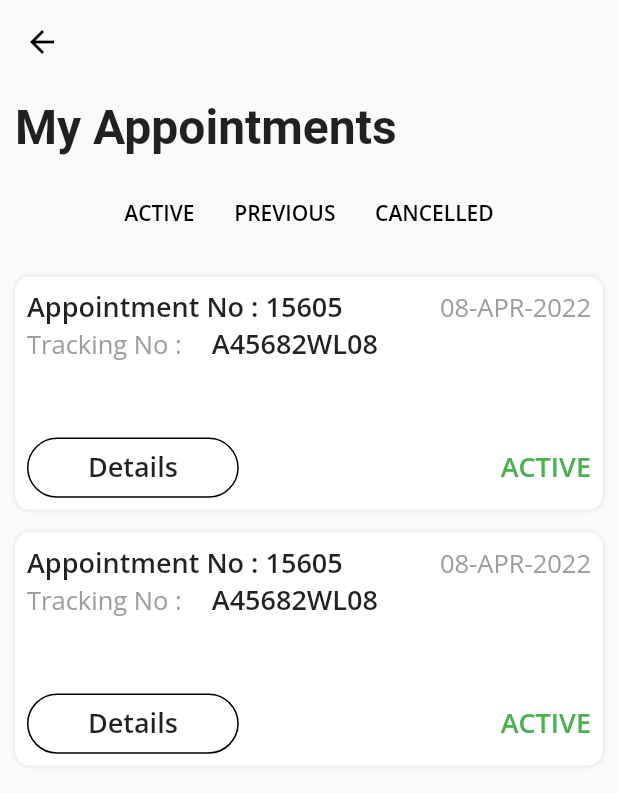
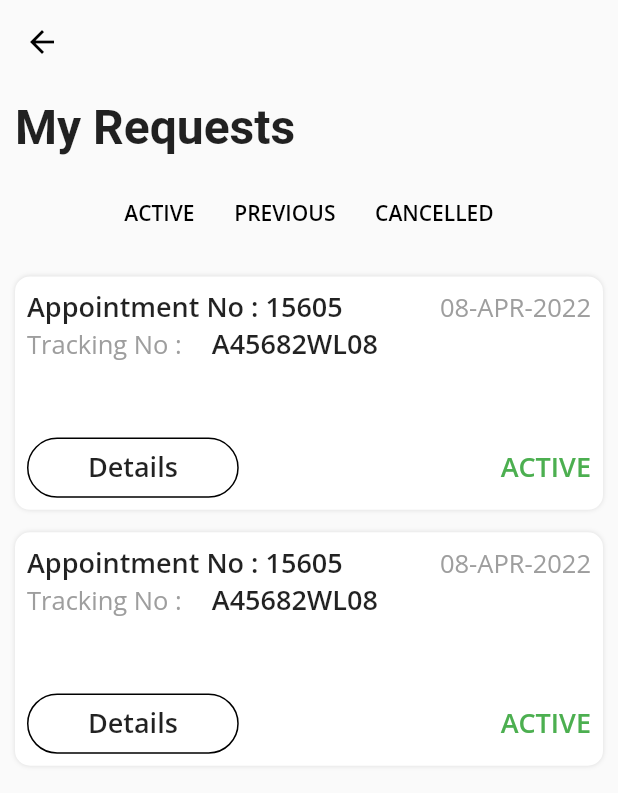
Before and after one commit to ik-brohi/HealthcareFreelancePakistan, a Flutter app: the ProfileDoctor screen opened directly, after a tap on "My Requests", on a phone screen of 412 x 824 dp. Shown: the top 793 px of the screen. Run offline on Flutter 3.47's test engine with Material 2 defaults, Android fonts, the phone set to English and light mode, and no system bars; our stand-ins replace carousel_slider, file_picker, geocoding, geolocator, google_fonts, image_picker and 2 more; accounts and stored records are empty; Roboto replaces fonts that are missing (Ubuntu).

Commit message:
uppdate files

```diff
--- /dev/null
+++ b/lib/DoctorOrderPage.dart
@@ -0,0 +1,211 @@
+import 'package:ecom/Widgets/cancelledOrder.dart';
+import 'package:ecom/Widgets/comlpetedOrders.dart';
+import 'package:ecom/Widgets/processingOrders.dart';
+import 'package:ecom/Widgets/responsive.dart';
+import 'package:flutter/material.dart';
+import 'package:google_fonts/google_fonts.dart';
+
+class DoctorOrderPage extends StatefulWidget {
+  @override
+  State<DoctorOrderPage> createState() => _DoctorOrderPageState();
+}
+
+class _DoctorOrderPageState extends State<DoctorOrderPage> {
+  Alignment alignleft = Alignment.topLeft;
+  var active = "delivered";
+  bool delivered = true;
+  bool processing = false;
+  bool cancelled = false;
+  TextStyle activeStyle = TextStyle();
+  @override
+  Widget build(BuildContext context) {
+    return Scaffold(
+      backgroundColor: Colors.grey[50],
+      appBar: AppBar(
+        iconTheme: IconThemeData(color: Colors.black),
+        backgroundColor: Colors.grey[50],
+        elevation: 0.0,
+      ),
+      body: Padding(
+        padding: const EdgeInsets.all(10.0),
+        child: Container(
+            child: Column(
+              children: [
+                Align(
+                  alignment: alignleft,
+                  child: Text(
+                    "My Requests",
+                    style: GoogleFonts.ubuntu(
+                        fontWeight: FontWeight.bold, fontSize: 32.0),
+                  ),
+                ),
+                SizedBox(
+                  height: countHeight(20, context),
+                ),
+                SingleChildScrollView(
+                  physics: ScrollPhysics(),
+                  scrollDirection: Axis.horizontal,
+                  child: Container(
+                    child: Row(
+                      children: [
+                        Align(
+                          // alignment: Alignment.topLeft,
+                          child: GestureDetector(
+                            onTap: (() {
+                              setState(() {
+                                delivered = true;
+                                processing = false;
+                                cancelled = false;
+                                active = "Active";
+                              });
+                            }),
+                            child: Container(
+                              height: countHeight(40, context),
+                              decoration: BoxDecoration(
+                                  borderRadius: BorderRadius.circular(10),
+                                  color: active == "Active"
+                                      ? Colors.black
+                                      : Colors.grey[50]),
+                              child: Padding(
+                                padding: const EdgeInsets.all(8.0),
+                                child: Text(
+                                  "Active".toUpperCase(),
+                                  style: active == "Active"
+                                      ? GoogleFonts.openSans(
+                                      color: Colors.white,
+                                      fontWeight: FontWeight.w600)
+                                      : GoogleFonts.openSans(
+                                      color: Colors.black,
+                                      fontWeight: FontWeight.w600),
+                                ),
+                              ),
+                            ),
+                          ),
+                        ),
+                        SizedBox(
+                          width: countWidth(10, context),
+                        ),
+                        Align(
+                          alignment: Alignment.topCenter,
+                          child: GestureDetector(
+                            onTap: (() {
+                              setState(() {
+                                delivered = false;
+                                processing = true;
+                                cancelled = false;
+                                active = "Previous";
+                              });
+                            }),
+                            child: Container(
+                              height: countHeight(40, context),
+                              decoration: BoxDecoration(
+                                  borderRadius: BorderRadius.circular(10),
+                                  color: active == "Previous"
+                                      ? Colors.black
+                                      : Colors.grey[50]),
+                              child: Padding(
+                                padding: const EdgeInsets.all(8.0),
+                                child: Text(
+                                  "Previous".toUpperCase(),
+                                  style: active == "Previous"
+                                      ? GoogleFonts.openSans(
+                                      color: Colors.white,
+                                      fontWeight: FontWeight.w600)
+                                      : GoogleFonts.openSans(
+                                      color: Colors.black,
+                                      fontWeight: FontWeight.w600),
+                                ),
+                              ),
+                            ),
+                          ),
+                        ),
+                        SizedBox(
+                          width: countWidth(10, context),
+                        ),
+                        Align(
+                          alignment: Alignment.topRight,
+                          child: GestureDetector(
+                            onTap: (() {
+                              setState(() {
+                                delivered = false;
+                                processing = false;
+                                cancelled = true;
+                                active = "Cancelled";
+                              });
+                            }),
+                            child: Container(
+                              height: countHeight(40, context),
+                              decoration: BoxDecoration(
+                                  borderRadius: BorderRadius.circular(10),
+                                  color: active == "Cancelled"
+                                      ? Colors.black
+                                      : Colors.grey[50]),
+                              child: Padding(
+                                padding: const EdgeInsets.all(8.0),
+                                child: Text(
+                                  "Cancelled".toUpperCase(),
+                                  style: active == "Cancelled"
+                                      ? GoogleFonts.openSans(
+                                      color: Colors.white,
+                                      fontWeight: FontWeight.w600)
+                                      : GoogleFonts.openSans(
+                                      color: Colors.black,
+                                      fontWeight: FontWeight.w600),
+                                ),
+                              ),
+                            ),
+                          ),
+                        ),
+                      ],
+                    ),
+                  ),
+                ),
+                SizedBox(
+                  height: countHeight(20, context),
+                ),
+                if (delivered)
+                  Container(
+                    child: Column(
+                      children: [
+                        completedOrders("15605", "A45682WL08", "08-APR-2022",
+                            "2650", context),
+                        SizedBox(
+                          height: countHeight(15, context),
+                        ),
+                        completedOrders("15605", "A45682WL08", "08-APR-2022",
+                            "2650", context),
+                      ],
+                    ),
+                  ),
+                if (processing)
+                  Container(
+                    child: Column(
+                      children: [
+                        processingOrders("15605", "A45682WL08", "08-APR-2022", "", "2650", context),
+                        SizedBox(
+                          height: countHeight(15, context),
+                        ),
+                        processingOrders("15605", "A45682WL08", "08-APR-2022", "", "2650", context),
+                      ],
+                    ),
+                  ),
+                if (cancelled)
+                  Container(
+                    child: Column(
+                      children: [
+                        cancelledOrders(
+                            "15605", "08-APR-2022", "2650", context),
+                        SizedBox(
+                          height: countHeight(15, context),
+                        ),
+                        cancelledOrders(
+                            "15605", "08-APR-2022", "2650", context),
+                      ],
+                    ),
+                  ),
+              ],
+            )),
+      ),
+    );
+  }
+}
--- a/lib/main.dart
+++ b/lib/main.dart
@@ -1,7 +1,7 @@
-// @dart=2.9
+// @dart=2.12
 import 'package:flutter/material.dart';
 import 'LoginPage.dart';
-import 'onboardingScreen.dart';
+
 
 void main() {
   runApp(MyApp());
--- a/lib/profile.dart
+++ b/lib/profile.dart
@@ -1,5 +1,5 @@
 import 'dart:typed_data';
-import 'dart:html';
+
 
 import 'package:ecom/AddressPage.dart';
 import 'package:ecom/PrivacySecurityPage.dart';
--- a/lib/profileDoctor.dart
+++ b/lib/profileDoctor.dart
@@ -1,5 +1,5 @@
 import 'dart:typed_data';
-import 'dart:html';
+import 'package:ecom/DoctorOrderPage.dart';
 import 'package:ecom/Widgets/responsive.dart';
 import 'package:ecom/myOrderpage.dart';
 import 'package:flutter/material.dart';
@@ -130,7 +130,7 @@ class _ProfileDoctorState extends State<ProfileDoctor> {
                 ),
                 GestureDetector(
                   onTap: () {
-                    Navigator.of(context).push(MaterialPageRoute(builder: (context) => MyOrders()));
+                    Navigator.of(context).push(MaterialPageRoute(builder: (context) => DoctorOrderPage()));
                   },
                   child: ListTile(
                     title: Text("My Requests", style: GoogleFonts.openSans(fontSize: 16.0)),
--- a/pubspec.yaml
+++ b/pubspec.yaml
@@ -33,10 +33,14 @@ dependencies:
   file_picker: ^4.0.0
   provider: ^6.0.0
   shared_preferences: ^2.0.8
+  geolocator: ^9.0.2
+  geocoding: ^2.0.0
+  google_fonts: 4.0.4
+
+
   # The following adds the Cupertino Icons font to your application.
   # Use with the CupertinoIcons class for iOS style icons.
   cupertino_icons: ^1.0.2
-  google_fonts: 2.2.0
   carousel_slider: ^4.0.0
   animations: ^2.0.2
   expandable_bottom_sheet: ^1.1.1+1
```
Also changed, not shown: lib/AppointmentPage.dart (added, +128 -0 lines), lib/PaymentScreen.dart (added, +110 -0 lines), lib/dashboard.dart (+74 -3 lines), lib/detailpage.dart (+9 -1 lines), lib/homepage.dart (+6 -1 lines), pubspec.lock (deleted), 16 other files.
